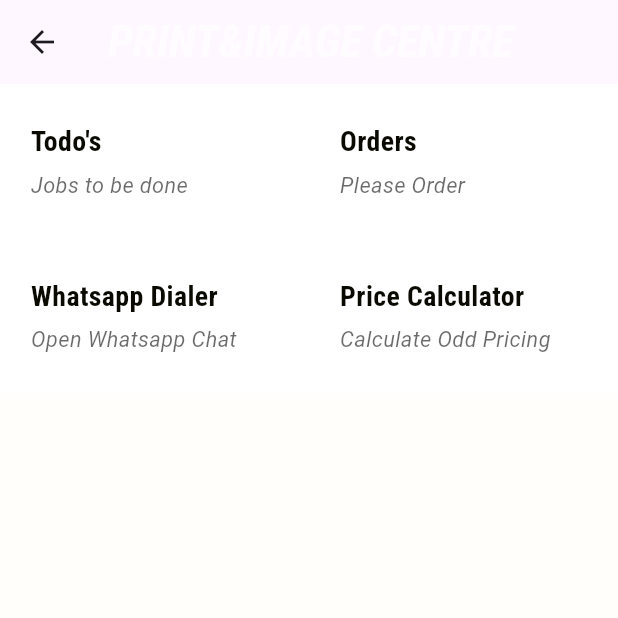
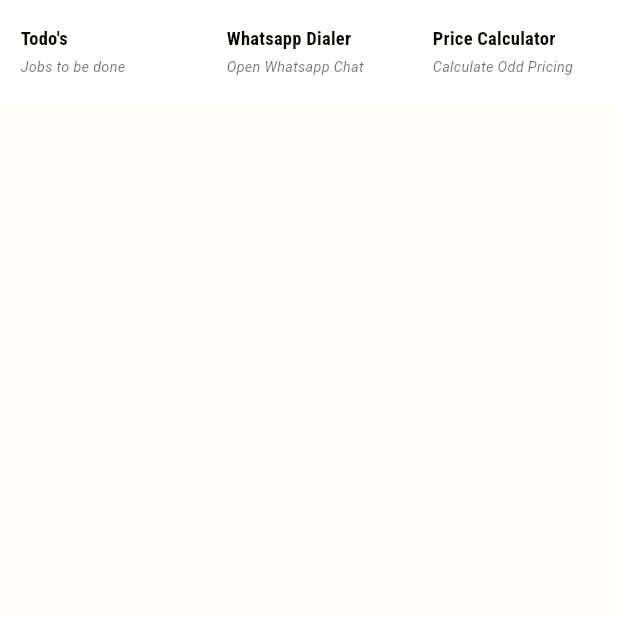
Before and after one commit to Morne-le-Roux/picstate, a Flutter app: the HomeScreen screen opened directly, on a phone screen of 412 x 824 dp, the top half of it. Run offline on Flutter 3.47's test engine with Material 3 defaults, Android fonts, the phone set to English and light mode, and no system bars; our stand-ins replace countup, date_picker_timeline, google_fonts, package_info_plus, shared_preferences, supabase_flutter; missing offline and left inert: simplified_flutter_animations; accounts and stored records are empty.

Commit message:
styling update

```diff
--- a/lib/features/main_screen/presentation/pages/home_screen.dart
+++ b/lib/features/main_screen/presentation/pages/home_screen.dart
@@ -1,5 +1,6 @@
 import 'package:flutter/material.dart';
 import 'package:picstate/features/main_screen/domain/usecases/needs_update.dart';
+import 'package:picstate/features/main_screen/presentation/widgets/side_view.dart';
 import 'package:picstate/features/price_calc/presentation/widgets/price_calculator_list.dart';
 import 'package:picstate/features/whatsapp_dialing/whatsapp_chat.dart';
 import 'package:picstate/config/constants.dart';
@@ -37,11 +38,11 @@ class _HomeScreenState extends State<HomeScreen> {
       content: "Jobs to be done",
       color: LinearGradient(colors: []),
     ),
-    const MenuButton(
-      heading: "Orders",
-      content: "Please Order",
-      color: LinearGradient(colors: []),
-    ),
+    // const MenuButton(
+    //   heading: "Orders",
+    //   content: "Please Order",
+    //   color: LinearGradient(colors: []),
+    // ),
     const MenuButton(
       heading: "Whatsapp Dialer",
       content: "Open Whatsapp Chat",
@@ -56,7 +57,8 @@ class _HomeScreenState extends State<HomeScreen> {
 
 //currently selected button
   int selectedButton = -1;
-  int buttonRowCount = 2;
+  int buttonRowCount = 3;
+  bool sideViewVisible = false;
 
 //build
   @override
@@ -67,37 +69,33 @@ class _HomeScreenState extends State<HomeScreen> {
     if (selectedButton == 0) {
       widgetToshow = const ToDoStream();
     }
+
     if (selectedButton == 1) {
-      widgetToshow = const OrderStream();
+      widgetToshow = const WhatsappChatDialer();
     }
     if (selectedButton == 2) {
-      widgetToshow = const WhatsappChatDialer();
-    }
-    if (selectedButton == 3) {
       widgetToshow = const PriceCalculatorList();
     }
 
     //gets screen width and ajusts columns
     double screenWidth = MediaQuery.of(context).size.width;
-    if (screenWidth >= 500) {
-      buttonRowCount = 4;
+    if (screenWidth >= 700) {
+      sideViewVisible = true;
     }
-    if (screenWidth <= 499) {
-      buttonRowCount = 2;
+    if (screenWidth <= 699) {
+      sideViewVisible = false;
     }
 
     //return
     return Scaffold(
-      appBar: AppBar(
-        title: Text(
-          'PRINT&IMAGE CENTRE',
-          style: kTaskTextStyle.copyWith(
-              fontStyle: FontStyle.italic, color: Colors.white60, fontSize: 30),
-        ),
-      ),
       backgroundColor: kBackgroundColor,
       body: SafeArea(
         top: false,
+        child: Flex(
+          direction: Axis.horizontal,
+          children: [
+            Expanded(
+              flex: MediaQuery.of(context).size.width > 1200 ? 1 : 2,
               child: Column(
                 children: [
                   //Menu Buttons
@@ -117,7 +115,10 @@ class _HomeScreenState extends State<HomeScreen> {
                             content: menuButtons[index].content,
                             color: selectedButton == index //is selected?
                                 ? kSelectedMenuButtonColor //color if selected
-                          : const LinearGradient(colors: [
+                                : const LinearGradient(
+                                    begin: Alignment.topCenter,
+                                    end: Alignment.bottomCenter,
+                                    colors: [
                                         Colors.white,
                                         Colors.white
                                       ]), //color if not selected
@@ -153,6 +154,20 @@ class _HomeScreenState extends State<HomeScreen> {
                 ],
               ),
             ),
+            Visibility(
+                visible: sideViewVisible,
+                child: Expanded(
+                  flex: 2,
+                  child: Container(
+                      decoration: BoxDecoration(
+                          border: Border.all(
+                              width: 0.1,
+                              color: const Color.fromARGB(255, 59, 59, 59))),
+                      child: const SideView()),
+                )),
+          ],
+        ),
+      ),
     );
   }
 }
```
Lines whose indentation alone changed are shown as unchanged.
